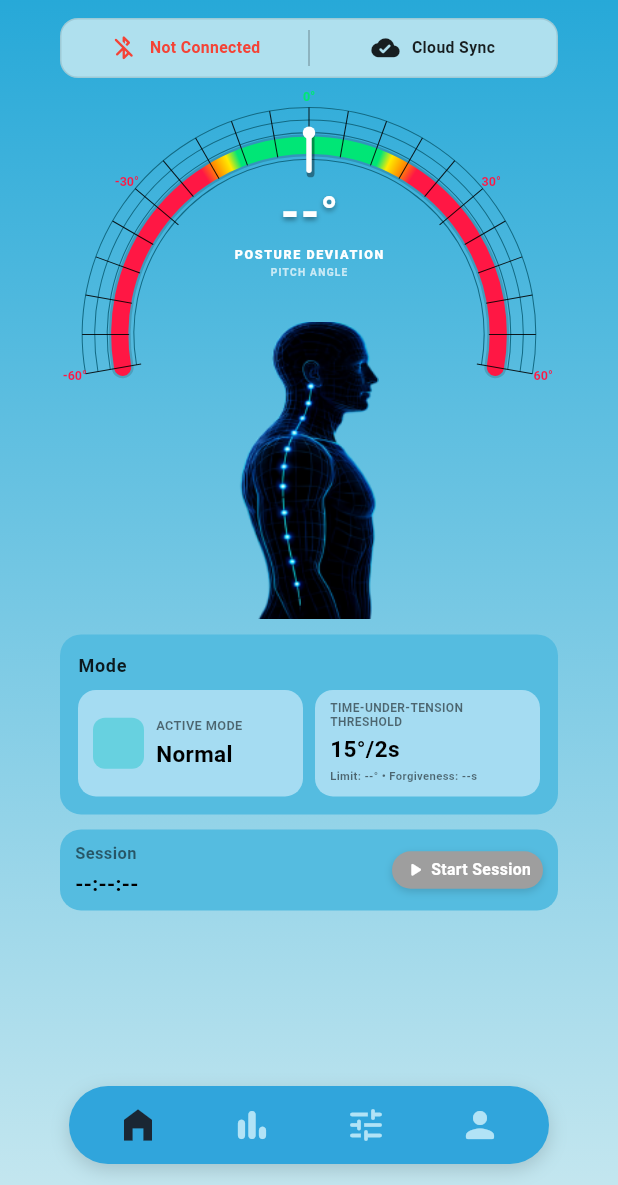
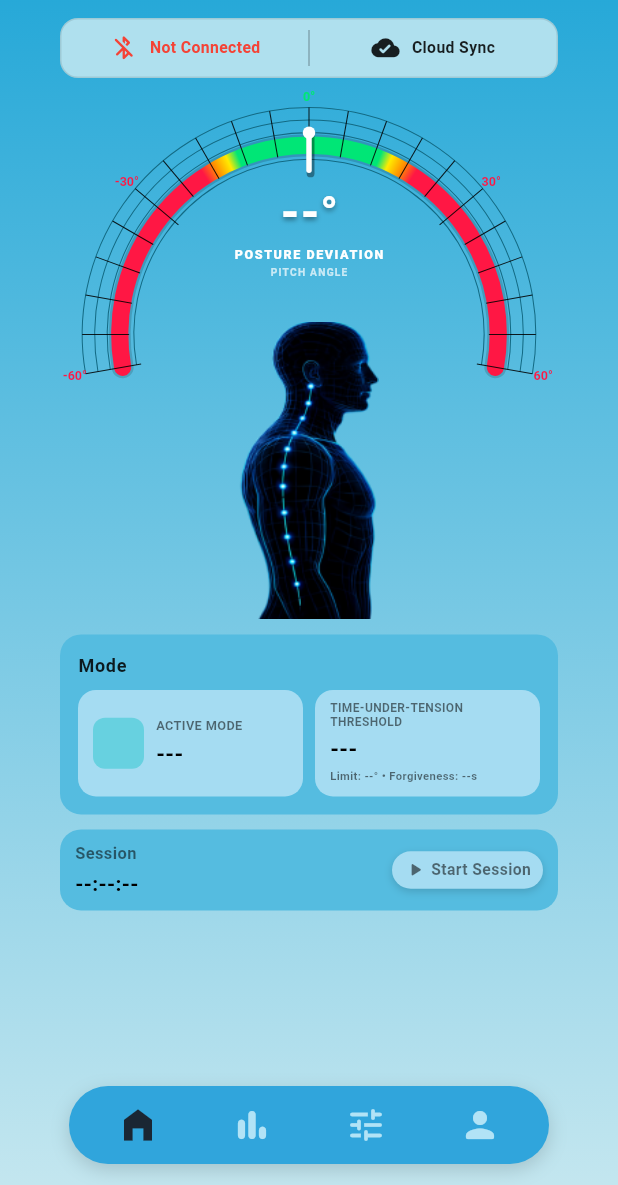
Before and after one commit to Donnellim/POISE, a Flutter app: the DashboardPage screen opened directly, on a phone screen of 412 x 824 dp, the part 51-1236 px from its top. Run offline on Flutter 3.47's test engine with Material 3 defaults, Android fonts, the phone set to English and light mode, and no system bars; our stand-ins replace connectivity_plus, fl_chart, flutter_blue_plus, flutter_local_notifications, shared_preferences, sqflite and 3 more; missing offline and left inert: dart:html; accounts and stored records are empty; network calls fail.

Commit message:
Fix: Home/Dashboard tab

```diff
--- a/lib/tabs/dashboard_tab.dart
+++ b/lib/tabs/dashboard_tab.dart
@@ -2086,7 +2086,9 @@ class _DashboardTabState extends State<DashboardTab> {
                                     ),
                                     const SizedBox(height: 2),
                                     Text(
-                                      widget.activeMode.label,
+                                      PoiseBleService.instance.isConnected
+                                          ? widget.activeMode.label
+                                          : '---',
                                       style: const TextStyle(
                                           color: Colors.black,
                                           fontSize: 15,
@@ -2129,7 +2131,9 @@ class _DashboardTabState extends State<DashboardTab> {
                               ),
                               const SizedBox(height: 3),
                               Text(
-                                widget.activeMode.threshold,
+                                PoiseBleService.instance.isConnected
+                                    ? widget.activeMode.threshold
+                                    : '---',
                                 style: const TextStyle(
                                     color: Colors.black,
                                     fontSize: 15,
@@ -2272,11 +2276,13 @@ class _DashboardTabState extends State<DashboardTab> {
                   padding:
                       const EdgeInsets.symmetric(horizontal: 8, vertical: 5),
                   decoration: BoxDecoration(
-                    color: !PoiseBleService.instance.sessionControlsEnabled
-                        ? Colors.grey
-                        : _isSessionRunning
-                            ? const Color(0xFFD32F2F)
-                            : const Color(0xFF2E7D32),
+                    color: !PoiseBleService.instance.isConnected
+                        ? const Color(0xFFA5DCF2)
+                        : !PoiseBleService.instance.sessionControlsEnabled
+                            ? const Color(0xFFDCE5E9)
+                            : _isSessionRunning
+                                ? const Color(0xFFD32F2F)
+                                : const Color(0xFF2E7D32),
                     borderRadius: BorderRadius.circular(16),
                     boxShadow: [
                       BoxShadow(
@@ -2293,14 +2299,18 @@ class _DashboardTabState extends State<DashboardTab> {
                         _isSessionRunning
                             ? Icons.stop_rounded
                             : Icons.play_arrow_rounded,
-                        color: Colors.white,
+                        color: PoiseBleService.instance.sessionControlsEnabled
+                            ? Colors.white
+                            : Colors.black54,
                         size: 15,
                       ),
                       const SizedBox(width: 3),
                       Text(
                         _isSessionRunning ? 'End Session' : 'Start Session',
-                        style: const TextStyle(
-                          color: Colors.white,
+                        style: TextStyle(
+                          color: PoiseBleService.instance.sessionControlsEnabled
+                            ? Colors.white
+                            : Colors.black54,
                           fontSize: 10.5,
                           fontWeight: FontWeight.bold,
                         ),
```
Also changed, not shown: 2 other files.
